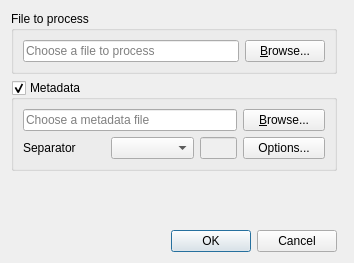
metgem/metgem, file lib/ui/process_mgf_dialog.ui: the form before one commit.
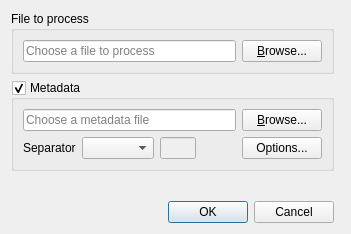
The form after the commit. Icons and pictures are not drawn. Custom widgets are drawn as their Qt base class.

Commit message: Add parameters to Cosine computations options and tune ProcessMgfDialog

Diff of the .ui file:
```diff
--- a/lib/ui/process_mgf_dialog.ui
+++ b/lib/ui/process_mgf_dialog.ui
@@ -9,8 +9,8 @@
    <rect>
     <x>0</x>
     <y>0</y>
-    <width>354</width>
-    <height>263</height>
+    <width>351</width>
+    <height>201</height>
    </rect>
   </property>
   <property name="sizePolicy">
@@ -38,7 +38,9 @@
       <bool>true</bool>
      </property>
      <layout class="QGridLayout" name="gridLayout">
-      <item row="0" column="0" colspan="3">
+      <item row="0" column="0" colspan="4">
+       <layout class="QHBoxLayout" name="horizontalLayout">
+        <item>
        <widget class="QLineEdit" name="editMetadataFile">
         <property name="enabled">
          <bool>true</bool>
@@ -54,10 +56,13 @@
         </property>
        </widget>
       </item>
-      <item row="1" column="3">
-       <widget class="QPushButton" name="btOptions">
+        <item>
+         <widget class="QPushButton" name="btBrowseMetadataFile">
+          <property name="enabled">
+           <bool>true</bool>
+          </property>
         <property name="text">
-         <string>Options...</string>
+           <string>&amp;Browse...</string>
         </property>
         <property name="icon">
          <iconset resource="ui.qrc">
@@ -65,7 +70,21 @@
         </property>
        </widget>
       </item>
-      <item row="1" column="2">
+       </layout>
+      </item>
+      <item row="2" column="0" colspan="4">
+       <layout class="QHBoxLayout" name="horizontalLayout_2">
+        <item>
+         <widget class="QLabel" name="label_2">
+          <property name="text">
+           <string>Separator</string>
+          </property>
+         </widget>
+        </item>
+        <item>
+         <widget class="CsvDelimiterCombo" name="cbCsvDelimiter"/>
+        </item>
+        <item>
        <widget class="QLineEdit" name="editCsvDelimiter">
         <property name="enabled">
          <bool>false</bool>
@@ -81,13 +100,23 @@
         </property>
        </widget>
       </item>
-      <item row="0" column="3">
-       <widget class="QPushButton" name="btBrowseMetadataFile">
-        <property name="enabled">
-         <bool>true</bool>
-        </property>
+        <item>
+         <spacer name="horizontalSpacer">
+          <property name="orientation">
+           <enum>Qt::Horizontal</enum>
+          </property>
+          <property name="sizeHint" stdset="0">
+           <size>
+            <width>40</width>
+            <height>20</height>
+           </size>
+          </property>
+         </spacer>
+        </item>
+        <item>
+         <widget class="QPushButton" name="btOptions">
         <property name="text">
-         <string>&amp;Browse...</string>
+           <string>Options...</string>
         </property>
         <property name="icon">
          <iconset resource="ui.qrc">
@@ -95,15 +124,7 @@
         </property>
        </widget>
       </item>
-      <item row="1" column="1">
-       <widget class="CsvDelimiterCombo" name="cbCsvDelimiter"/>
-      </item>
-      <item row="1" column="0">
-       <widget class="QLabel" name="label_2">
-        <property name="text">
-         <string>Separator</string>
-        </property>
-       </widget>
+       </layout>
       </item>
      </layout>
     </widget>
```
Left out of the diff: 4 changed lines with no effect on the pictures. Lines whose indentation alone changed are shown as unchanged. The commit also changes 4 other files.
